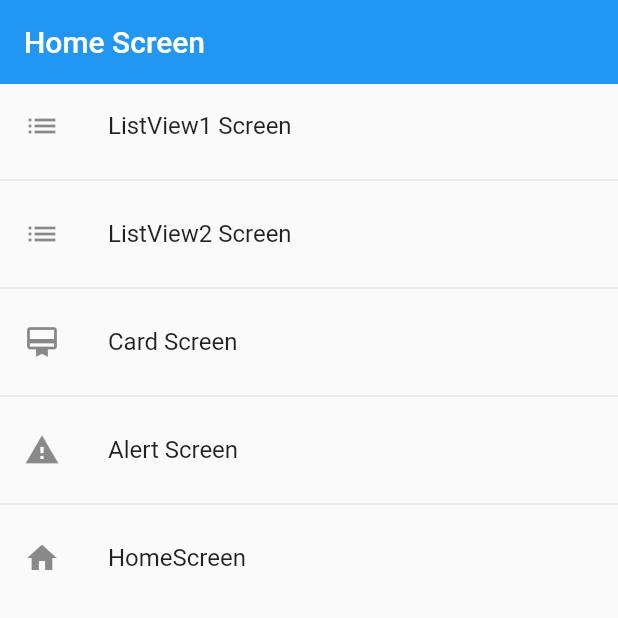
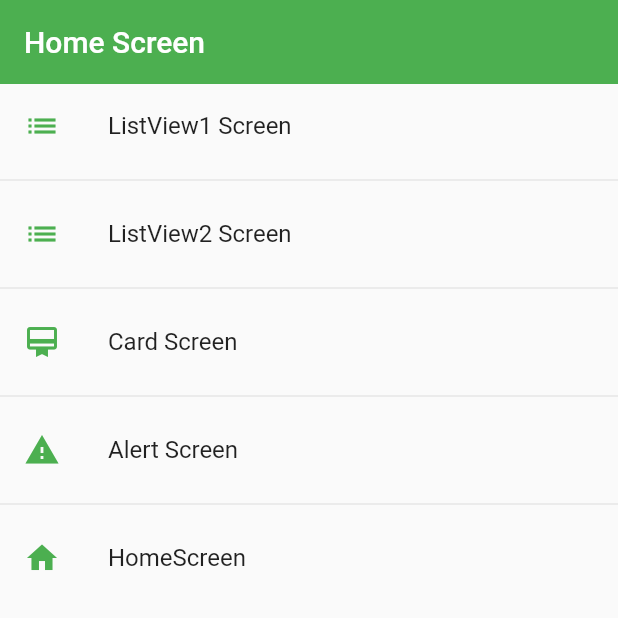
Before and after one commit to eidepozo/fl_components, a Flutter app: the screen it shows after launch, on a phone screen of 412 x 824 dp, the top half of it. Run offline on Flutter 3.47's test engine with Material 2 defaults, Android fonts, the phone set to English and light mode, and no system bars.

Commit message:
Agrega clase para configurar globalmente el tema

```diff
--- a/fl_components/lib/main.dart
+++ b/fl_components/lib/main.dart
@@ -1,6 +1,7 @@
+import 'package:flutter/material.dart';
+
 import 'package:fl_components/router/app_routes.dart';
-import 'package:flutter/material.dart';
-import 'package:fl_components/screens/screens.dart';
+import 'package:fl_components/themes/app_themes.dart';
 
 void main() => runApp(const MyApp());
 
@@ -14,6 +15,7 @@ class MyApp extends StatelessWidget {
         title: 'Material App',
         initialRoute: AppRoutes.initialRoute,
         routes: AppRoutes.getAppRoutes(),
-        onGenerateRoute: AppRoutes.onGenerateRoute);
+        onGenerateRoute: AppRoutes.onGenerateRoute,
+        theme: AppThemes.lightTheme);
   }
 }
--- a/fl_components/lib/screens/home_screen.dart
+++ b/fl_components/lib/screens/home_screen.dart
@@ -1,4 +1,5 @@
 import 'package:fl_components/router/app_routes.dart';
+import 'package:fl_components/themes/app_themes.dart';
 import 'package:flutter/material.dart';
 
 class HomeScreen extends StatelessWidget {
@@ -9,11 +10,12 @@ class HomeScreen extends StatelessWidget {
     final menuOptions = AppRoutes.menuOptions;
 
     return Scaffold(
-        appBar: AppBar(title: const Text('Home Screen'), elevation: 0),
+        appBar: AppBar(title: const Text('Home Screen')),
         body: ListView.separated(
             itemBuilder: (context, index) => ListTile(
                 title: Text(menuOptions[index].name),
-                leading: Icon(menuOptions[index].icon),
+                leading:
+                    Icon(menuOptions[index].icon, color: AppThemes.primary),
                 onTap: (() {
                   //final route = MaterialPageRoute(
                   //    builder: (context) => const Listview1Screen());
--- a/fl_components/lib/screens/listview2_screen.dart
+++ b/fl_components/lib/screens/listview2_screen.dart
@@ -13,9 +13,7 @@ class Listview2Screen extends StatelessWidget {
   @override
   Widget build(BuildContext context) {
     return Scaffold(
-        appBar: AppBar(
-            title: const Text('ListView2 Screen'),
-            backgroundColor: Colors.indigo),
+        appBar: AppBar(title: const Text('ListView2 Screen')),
         body: ListView.separated(
             itemBuilder: (context, index) => ListTile(
                 title: Text(options[index]),
--- /dev/null
+++ b/fl_components/lib/themes/app_themes.dart
@@ -0,0 +1,10 @@
+import 'package:flutter/material.dart'
+    show ThemeData, Color, Colors, AppBarTheme;
+
+class AppThemes {
+  static const Color primary = Colors.green;
+
+  static final ThemeData lightTheme = ThemeData.light().copyWith(
+      primaryColor: primary,
+      appBarTheme: const AppBarTheme(color: primary, elevation: 0));
+}
```
